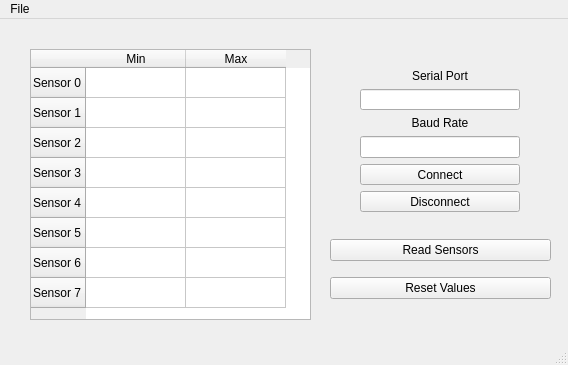
Above: Python/calibration.ui from anderson-truong/ECE3-Project before the change. Below: the same form after it.
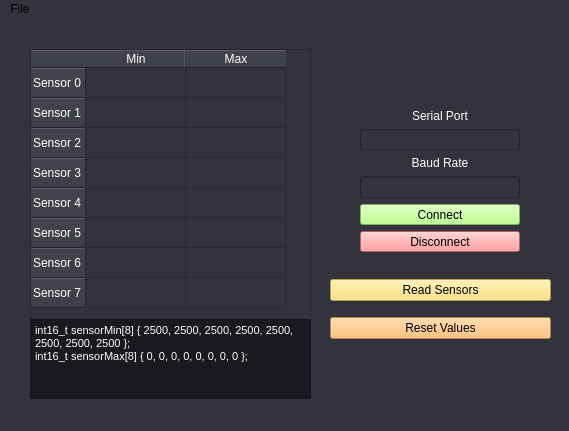
That is the form after the change. Icons and pictures are not drawn.

Diff of the .ui file:
```diff
--- a/Python/calibration.ui
+++ b/Python/calibration.ui
@@ -6,8 +6,8 @@
    <rect>
     <x>0</x>
     <y>0</y>
-    <width>568</width>
-    <height>365</height>
+    <width>569</width>
+    <height>431</height>
    </rect>
   </property>
   <property name="windowTitle">
@@ -17,6 +17,9 @@
    <iconset>
     <normaloff>:/icon.png</normaloff>:/icon.png</iconset>
   </property>
+  <property name="styleSheet">
+   <string notr="true">background-color: rgb(50, 51, 61);</string>
+  </property>
   <widget class="QWidget" name="centralwidget">
    <widget class="QTableWidget" name="tableWidget_dataTable">
     <property name="geometry">
@@ -27,6 +30,10 @@
       <height>271</height>
      </rect>
     </property>
+    <property name="styleSheet">
+     <string notr="true">color: rgb(255, 255, 255);
+background-color: rgb(50, 51, 61);</string>
+    </property>
     <row>
      <property name="text">
       <string>Sensor 0</string>
@@ -77,12 +84,26 @@
       <string>Max</string>
      </property>
     </column>
+    <item row="0" column="0">
+     <property name="text">
+      <string/>
+     </property>
+     <property name="background">
+      <brush brushstyle="NoBrush">
+       <color alpha="255">
+        <red>255</red>
+        <green>255</green>
+        <blue>255</blue>
+       </color>
+      </brush>
+     </property>
+    </item>
    </widget>
    <widget class="QWidget" name="verticalLayoutWidget">
     <property name="geometry">
      <rect>
       <x>360</x>
-      <y>30</y>
+      <y>70</y>
       <width>160</width>
       <height>163</height>
      </rect>
@@ -100,6 +121,9 @@
      </item>
      <item>
       <widget class="QLabel" name="label_serialport">
+       <property name="styleSheet">
+        <string notr="true">color: rgb(255, 255, 255);</string>
+       </property>
        <property name="text">
         <string>Serial Port</string>
        </property>
@@ -120,6 +144,9 @@
      </item>
      <item>
       <widget class="QLabel" name="label_baudrate">
+       <property name="styleSheet">
+        <string notr="true">color: rgb(255, 255, 255);</string>
+       </property>
        <property name="text">
         <string>Baud Rate</string>
        </property>
@@ -140,6 +167,10 @@
      </item>
      <item>
       <widget class="QPushButton" name="pushButton_connectSerial">
+       <property name="styleSheet">
+        <string notr="true">background-color: rgb(172, 255, 117);
+border-color: rgb(0, 0, 0);</string>
+       </property>
        <property name="text">
         <string>Connect</string>
        </property>
@@ -147,6 +178,10 @@
      </item>
      <item>
       <widget class="QPushButton" name="pushButton_disconnectSerial">
+       <property name="styleSheet">
+        <string notr="true">background-color: rgb(255, 133, 133);
+border-color: rgb(0, 0, 0);</string>
+       </property>
        <property name="text">
         <string>Disconnect</string>
        </property>
@@ -158,7 +193,7 @@
     <property name="geometry">
      <rect>
       <x>330</x>
-      <y>210</y>
+      <y>250</y>
       <width>221</width>
       <height>80</height>
      </rect>
@@ -169,6 +204,10 @@
        <property name="autoFillBackground">
         <bool>false</bool>
        </property>
+       <property name="styleSheet">
+        <string notr="true">color: rgb(0, 0, 0);
+background-color: rgb(255, 221, 98);</string>
+       </property>
        <property name="text">
         <string>Read Sensors</string>
        </property>
@@ -176,6 +215,9 @@
      </item>
      <item>
       <widget class="QPushButton" name="pushButton_resetValues">
+       <property name="styleSheet">
+        <string notr="true">background-color: rgb(255, 181, 89);</string>
+       </property>
        <property name="text">
         <string>Reset Values</string>
        </property>
@@ -183,14 +225,42 @@
      </item>
     </layout>
    </widget>
+   <widget class="QWidget" name="verticalLayoutWidget_3">
+    <property name="geometry">
+     <rect>
+      <x>30</x>
+      <y>300</y>
+      <width>281</width>
+      <height>80</height>
+     </rect>
+    </property>
+    <layout class="QVBoxLayout" name="verticalLayout">
+     <item>
+      <widget class="QTextBrowser" name="textBrowser_sensorCode">
+       <property name="styleSheet">
+        <string notr="true">color: rgb(255, 255, 255);
+background-color: rgb(26, 25, 32);</string>
+       </property>
+       <property name="html">
+        <string>&lt;!DOCTYPE HTML PUBLIC &quot;-//W3C//DTD HTML 4.0//EN&quot; &quot;http://www.w3.org/TR/REC-html40/strict.dtd&quot;&gt;
+&lt;html&gt;&lt;head&gt;&lt;meta name=&quot;qrichtext&quot; content=&quot;1&quot; /&gt;&lt;style type=&quot;text/css&quot;&gt;
+p, li { white-space: pre-wrap; }
+&lt;/style&gt;&lt;/head&gt;&lt;body style=&quot; font-family:'MS Shell Dlg 2'; font-size:8pt; font-weight:400; font-style:normal;&quot;&gt;
+&lt;p style=&quot; margin-top:0px; margin-bottom:0px; margin-left:0px; margin-right:0px; -qt-block-indent:0; text-indent:0px;&quot;&gt;int16_t sensorMin[8] { 2500, 2500, 2500, 2500, 2500, 2500, 2500, 2500 };&lt;/p&gt;
+&lt;p style=&quot; margin-top:0px; margin-bottom:0px; margin-left:0px; margin-right:0px; -qt-block-indent:0; text-indent:0px;&quot;&gt;int16_t sensorMax[8] { 0, 0, 0, 0, 0, 0, 0, 0 };&lt;/p&gt;&lt;/body&gt;&lt;/html&gt;</string>
+       </property>
+      </widget>
+     </item>
+    </layout>
+   </widget>
   </widget>
   <widget class="QMenuBar" name="menubar">
    <property name="geometry">
     <rect>
      <x>0</x>
      <y>0</y>
-     <width>568</width>
-     <height>21</height>
+     <width>569</width>
+     <height>18</height>
     </rect>
    </property>
    <widget class="QMenu" name="menuFile">
```
